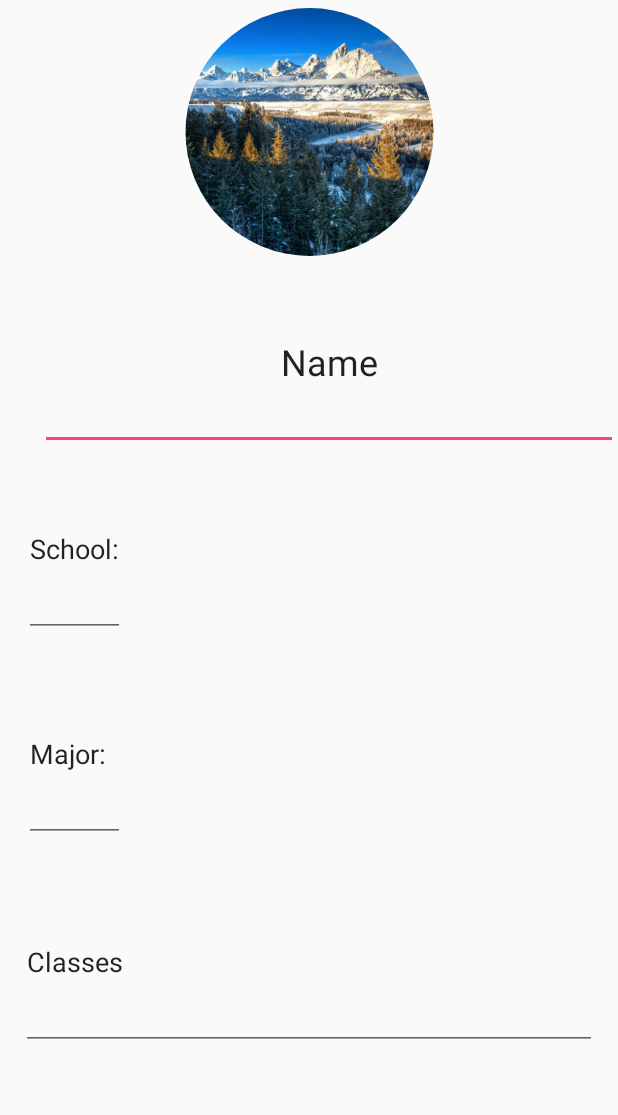
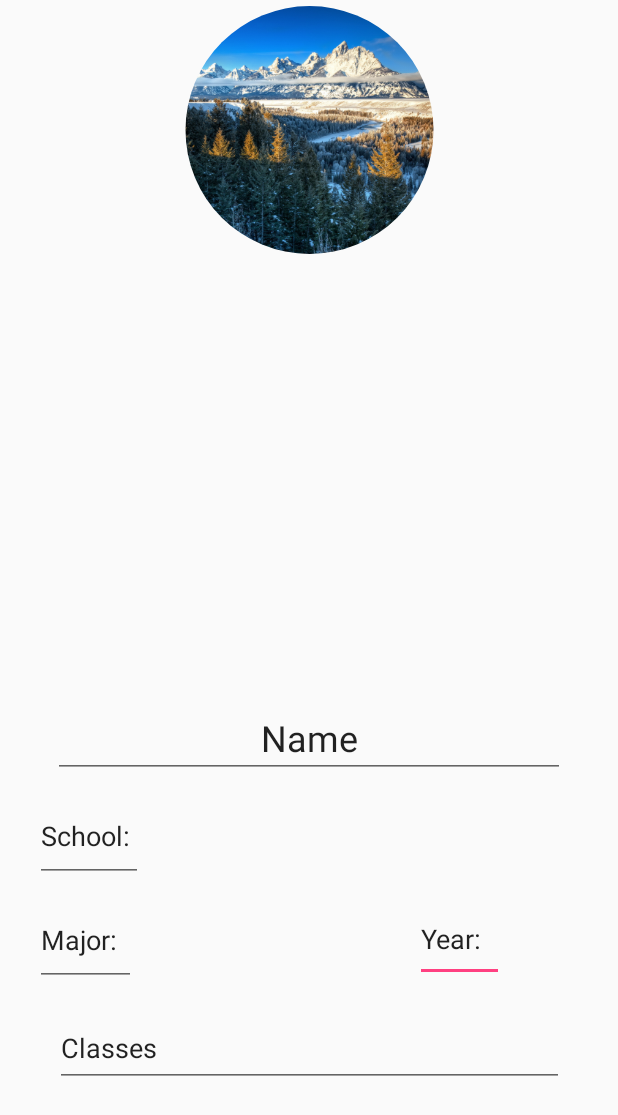
Before and after one commit to Amuff1n/Study-Buddy, an Android app: the layout content_profile.xml on its own in the app's theme, with its tools: preview values and no code run, on a phone screen of 412 x 824 dp. Shown: the top 1115 px of the screen. Run offline under Robolectric (Android 15) with nearby library versions, the phone set to English and light mode, and no system bars.

Commit message:
Before using Kolby's code

```diff
--- a/app/build.gradle
+++ b/app/build.gradle
@@ -24,6 +24,7 @@ dependencies {
     implementation 'com.android.support.constraint:constraint-layout:1.0.2'
     implementation 'com.google.firebase:firebase-auth:11.8.0'
     implementation 'com.google.firebase:firebase-core:11.8.0'
+    compile 'com.google.firebase:firebase-database:11.8.0'
     testImplementation 'junit:junit:4.12'
     androidTestImplementation 'com.android.support.test:runner:1.0.1'
     androidTestImplementation 'com.android.support.test.espresso:espresso-core:3.0.1'
--- a/app/src/main/java/com/studybuddy/studybuddy/ProfileActivity.java
+++ b/app/src/main/java/com/studybuddy/studybuddy/ProfileActivity.java
@@ -8,12 +8,16 @@ import android.widget.TextView;
 
 import com.google.firebase.auth.FirebaseAuth;
 import com.google.firebase.auth.FirebaseUser;
+import com.google.firebase.database.DatabaseReference;
 
 
 public class ProfileActivity extends AppCompatActivity {
     private FirebaseAuth mAuth;
-    private TextView mEmailTextView;
-    private TextView mUidTextView;
+    private DatabaseReference mDatabase;
+    private TextView mNameTextView;
+    private TextView mSchoolTextView;
+    private TextView mYearTextView;
+    private TextView mClassesTextView;
 
     @Override
     protected void onCreate(Bundle savedInstanceState) {
@@ -22,24 +26,28 @@ public class ProfileActivity extends AppCompatActivity {
         Toolbar toolbar = (Toolbar) findViewById(R.id.toolbar);
         setSupportActionBar(toolbar);
 
+        mNameTextView = findViewById(R.id.profile_name);
+        mSchoolTextView = findViewById(R.id.profile_school);
+        mYearTextView = findViewById(R.id.profile_year);
+        mClassesTextView = findViewById(R.id.profile_classes);
+
+        mDatabase =
         mAuth = FirebaseAuth.getInstance();
         if(mAuth.getCurrentUser() != null) {
-            startActivity(new Intent(getApplicationContext(), Home.class));
-            finish();
+            fetchProfile(mAuth.getCurrentUser());
+            //startActivity(new Intent(getApplicationContext(), Home.class));
+            //finish();
         }
 
-        //TODO currently these textviews show incorrect demo information
-        mEmailTextView = findViewById(R.id.profile_name);
-        mUidTextView = findViewById(R.id.profile_classes);
     }  // void onCreate()
 
-    private void updateUI(FirebaseUser user) {
+    private void fetchProfile(FirebaseUser user) {
         if(user != null) {
-            mEmailTextView.setText(getString(R.string.firebase_status_fmt, user.getEmail()));
-            mUidTextView.setText(getString(R.string.firebase_status_fmt, user.getUid()));
+            String uid = user.getUid();
+
         }
         else {
-            mEmailTextView.setText("Nobody's logged in!");
+            mNameTextView.setText("Nobody's logged in!");
         }
     }
 }  // class ProfileActivity
--- a/app/src/main/res/layout/content_profile.xml
+++ b/app/src/main/res/layout/content_profile.xml
@@ -6,25 +6,43 @@
     android:layout_height="match_parent"
     app:layout_behavior="@string/appbar_scrolling_view_behavior"
     tools:context="com.studybuddy.studybuddy.ProfileActivity"
+    tools:layout_editor_absoluteY="56dp"
     tools:showIn="@layout/activity_profile">
+
+    <EditText
+        android:id="@+id/profile_year"
+        android:layout_width="59dp"
+        android:layout_height="57dp"
+        android:layout_marginBottom="8dp"
+        android:layout_marginEnd="76dp"
+        android:layout_marginTop="68dp"
+        android:ems="10"
+        android:inputType="textPersonName"
+        android:text="@string/profile_label_year"
+        app:layout_constraintBottom_toTopOf="@+id/profile_classes_label"
+        app:layout_constraintEnd_toEndOf="parent"
+        app:layout_constraintTop_toBottomOf="@+id/profile_name" />
 
     <de.hdodenhof.circleimageview.CircleImageView
         android:id="@+id/profile_image"
         android:layout_width="203dp"
         android:layout_height="165dp"
-        android:layout_marginBottom="12dp"
-        android:layout_marginTop="5dp"
+        android:layout_marginEnd="8dp"
+        android:layout_marginStart="8dp"
+        android:layout_marginTop="4dp"
         android:src="@drawable/ansel_adams_snake_river_grand"
-        app:layout_constraintBottom_toTopOf="@+id/profile_name"
         app:layout_constraintEnd_toEndOf="parent"
+        app:layout_constraintHorizontal_bias="0.503"
         app:layout_constraintStart_toStartOf="parent"
         app:layout_constraintTop_toTopOf="parent" />
 
     <EditText
         android:id="@+id/profile_name"
-        android:layout_width="385dp"
-        android:layout_height="0dp"
+        android:layout_width="341dp"
+        android:layout_height="51dp"
         android:layout_marginBottom="8dp"
+        android:layout_marginEnd="8dp"
+        android:layout_marginStart="8dp"
         android:ems="10"
         android:inputType="textPersonName"
         android:text="@string/profile_label_name"
@@ -32,47 +50,52 @@
         android:textAppearance="@style/TextAppearance.AppCompat.Headline"
         app:layout_constraintBottom_toTopOf="@+id/profile_school"
         app:layout_constraintEnd_toEndOf="parent"
-        app:layout_constraintTop_toBottomOf="@+id/profile_image" />
+        app:layout_constraintHorizontal_bias="0.5"
+        app:layout_constraintStart_toStartOf="parent" />
 
     <EditText
         android:id="@+id/profile_school"
-        android:layout_width="0dp"
-        android:layout_height="0dp"
-        android:layout_marginBottom="19dp"
+        android:layout_width="72dp"
+        android:layout_height="61dp"
+        android:layout_marginBottom="236dp"
+        android:layout_marginEnd="8dp"
+        android:layout_marginStart="8dp"
         android:ems="10"
         android:inputType="textPersonName"
         android:text="@string/profile_label_school"
-        app:layout_constraintBottom_toTopOf="@+id/profile_major"
-        app:layout_constraintEnd_toEndOf="@+id/profile_major"
-        app:layout_constraintStart_toStartOf="@+id/profile_major"
-        app:layout_constraintTop_toBottomOf="@+id/profile_name" />
+        app:layout_constraintBottom_toBottomOf="parent"
+        app:layout_constraintEnd_toEndOf="parent"
+        app:layout_constraintHorizontal_bias="0.047"
+        app:layout_constraintStart_toStartOf="parent" />
 
     <EditText
         android:id="@+id/profile_major"
         android:layout_width="67dp"
-        android:layout_height="0dp"
-        android:layout_marginBottom="22dp"
-        android:layout_marginStart="16dp"
+        android:layout_height="61dp"
+        android:layout_marginEnd="8dp"
+        android:layout_marginStart="8dp"
+        android:layout_marginTop="8dp"
         android:ems="10"
         android:inputType="textPersonName"
         android:text="@string/profile_label_major"
-        app:layout_constraintBottom_toTopOf="@+id/profile_classes_label"
+        app:layout_constraintEnd_toStartOf="@+id/profile_year"
+        app:layout_constraintHorizontal_bias="0.081"
         app:layout_constraintStart_toStartOf="parent"
         app:layout_constraintTop_toBottomOf="@+id/profile_school" />
 
     <EditText
         android:id="@+id/profile_classes_label"
-        android:layout_width="0dp"
-        android:layout_height="0dp"
-        android:layout_marginBottom="124dp"
-        android:layout_marginEnd="14dp"
-        android:layout_marginStart="14dp"
+        android:layout_width="339dp"
+        android:layout_height="51dp"
+        android:layout_marginBottom="8dp"
+        android:layout_marginEnd="8dp"
+        android:layout_marginStart="8dp"
+        android:layout_marginTop="8dp"
         android:ems="10"
         android:inputType="textMultiLine"
         android:text="@string/profile_label_classes"
-        app:layout_constraintBottom_toBottomOf="parent"
+        app:layout_constraintBottom_toTopOf="@+id/profile_classes"
         app:layout_constraintEnd_toEndOf="parent"
-        app:layout_constraintHorizontal_bias="0.0"
         app:layout_constraintStart_toStartOf="parent"
         app:layout_constraintTop_toBottomOf="@+id/profile_major" />
 
@@ -83,10 +106,8 @@
         android:layout_marginBottom="8dp"
         android:layout_marginEnd="8dp"
         android:layout_marginStart="8dp"
-        android:layout_marginTop="8dp"
         app:layout_constraintBottom_toBottomOf="parent"
         app:layout_constraintEnd_toEndOf="parent"
-        app:layout_constraintStart_toStartOf="parent"
-        app:layout_constraintTop_toBottomOf="@+id/profile_classes_label"
-        app:layout_constraintVertical_bias="0.093" />
+        app:layout_constraintStart_toStartOf="parent" />
+
 </android.support.constraint.ConstraintLayout>
--- a/app/src/main/res/values/strings.xml
+++ b/app/src/main/res/values/strings.xml
@@ -4,6 +4,7 @@
     <string name="profile_label_name">Name</string>
     <string name="profile_label_school">School:</string>
     <string name="profile_label_major">Major:</string>
+    <string name="profile_label_year">Year:</string>
     <string name="profile_label_classes">Classes</string>
 
 
```
